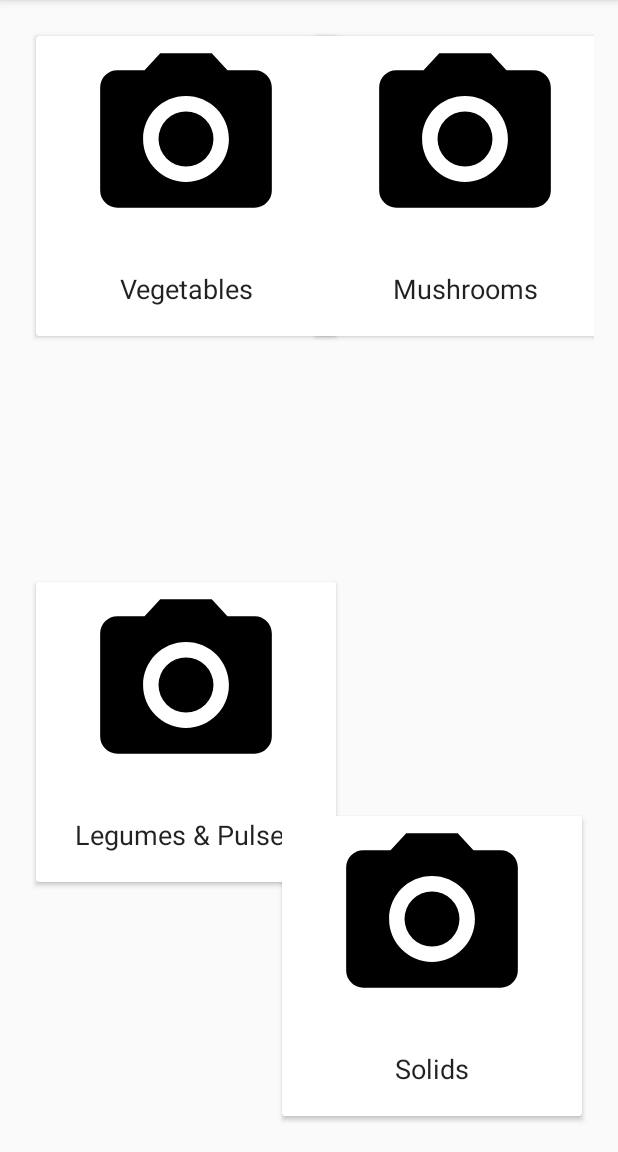
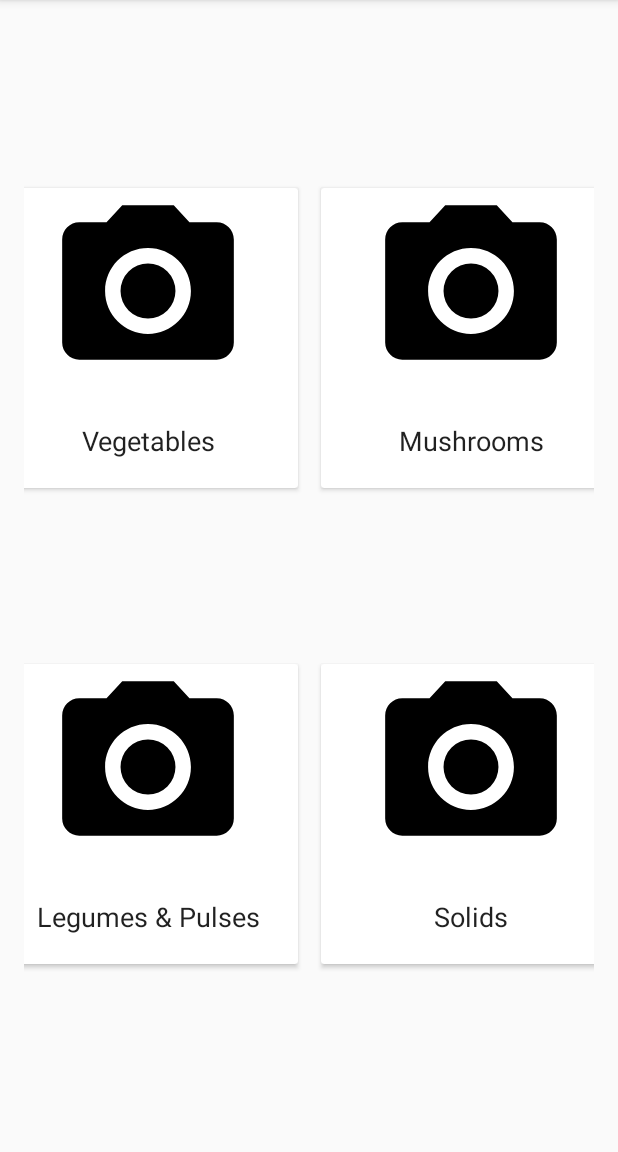
Before and after one commit to Elisvobs/Our-Roots, an Android app: the FoodInfoActivity screen opened directly, with no data from a screen before it, on a phone screen of 412 x 824 dp, the part 84-1236 px from its top. Run offline under Robolectric (Android 15) with nearby library versions, the phone set to English and light mode, and no system bars.

Commit message:
Making it better

```diff
--- a/app/src/main/res/layout/activity_food_info.xml
+++ b/app/src/main/res/layout/activity_food_info.xml
@@ -19,8 +19,8 @@
         android:layout_marginBottom="8dp"
         android:clickable="true"
         android:onClick="onClick"
-        app:layout_constraintBottom_toTopOf="@+id/legumes"
-        app:layout_constraintEnd_toStartOf="@+id/mushroooms"
+        app:layout_constraintBottom_toTopOf="@+id/legume"
+        app:layout_constraintEnd_toStartOf="@+id/mushroom"
         app:layout_constraintStart_toStartOf="parent"
         app:layout_constraintTop_toTopOf="parent">
 
@@ -59,7 +59,7 @@
         android:layout_marginBottom="8dp"
         android:clickable="true"
         android:onClick="onClick"
-        app:layout_constraintBottom_toTopOf="@+id/solids"
+        app:layout_constraintBottom_toTopOf="@+id/solid"
         app:layout_constraintEnd_toEndOf="parent"
         app:layout_constraintStart_toEndOf="@+id/veg"
         app:layout_constraintTop_toTopOf="parent" >
@@ -100,7 +100,7 @@
         android:clickable="true"
         android:onClick="onClick"
         app:layout_constraintBottom_toBottomOf="parent"
-        app:layout_constraintEnd_toStartOf="@+id/solids"
+        app:layout_constraintEnd_toStartOf="@+id/solid"
         app:layout_constraintStart_toStartOf="parent"
         app:layout_constraintTop_toBottomOf="@+id/veg" >
 
@@ -141,8 +141,8 @@
         android:onClick="onClick"
         app:layout_constraintBottom_toBottomOf="parent"
         app:layout_constraintEnd_toEndOf="parent"
-        app:layout_constraintStart_toEndOf="@+id/legumes"
-        app:layout_constraintTop_toBottomOf="@+id/mushroooms" >
+        app:layout_constraintStart_toEndOf="@+id/legume"
+        app:layout_constraintTop_toBottomOf="@+id/mushroom" >
 
         <LinearLayout
             android:layout_width="match_parent"
```
